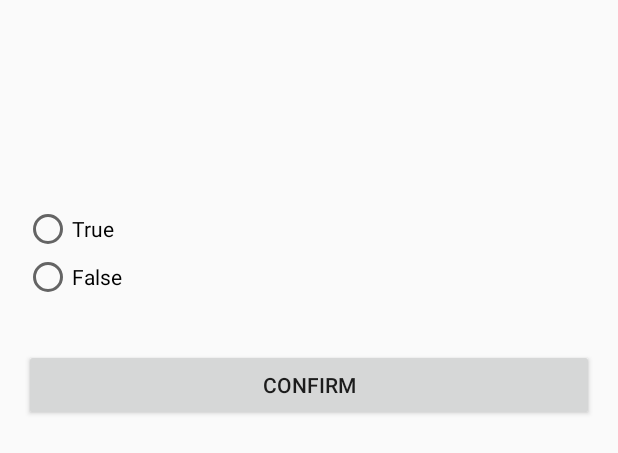
After one commit to harry520/code-challenge, an Android app: the layout view_pager_row.xml on its own in the app's theme, with its tools: preview values and no code run, on a phone screen of 412 x 824 dp. The commit adds this screen. Shown: the top 453 px of the screen. Run offline under Robolectric (Android 15) with nearby library versions, the phone set to English and light mode, and no system bars; network calls fail.

Commit message:
Initial Commit

```diff
--- a/app/build.gradle
+++ b/app/build.gradle
@@ -23,6 +23,8 @@ dependencies {
     implementation fileTree(dir: 'libs', include: ['*.jar'])
     implementation 'androidx.appcompat:appcompat:1.0.2'
     implementation 'androidx.constraintlayout:constraintlayout:1.1.3'
+    implementation 'androidx.legacy:legacy-support-v4:1.0.0'
+    implementation 'com.android.volley:volley:1.1.1'
     testImplementation 'junit:junit:4.12'
     androidTestImplementation 'androidx.test:runner:1.2.0'
     androidTestImplementation 'androidx.test.espresso:espresso-core:3.2.0'
--- a/app/src/main/AndroidManifest.xml
+++ b/app/src/main/AndroidManifest.xml
@@ -1,6 +1,8 @@
 <?xml version="1.0" encoding="utf-8"?>
 <manifest xmlns:android="http://schemas.android.com/apk/res/android"
 	package="com.example.luckydayandroidtriviagamechallenge">
+
+	<uses-permission android:name="android.permission.INTERNET" />
 
 	<application
 		android:allowBackup="true"
@@ -9,7 +11,9 @@
 		android:roundIcon="@mipmap/ic_launcher_round"
 		android:supportsRtl="true"
 		android:theme="@style/AppTheme">
-		<activity android:name=".MainActivity">
+		<activity
+			android:name=".MainActivity"
+			android:screenOrientation="portrait">
 			<intent-filter>
 				<action android:name="android.intent.action.MAIN" />
 
--- /dev/null
+++ b/app/src/main/res/layout/view_pager_row.xml
@@ -0,0 +1,63 @@
+<?xml version="1.0" encoding="utf-8"?>
+<LinearLayout xmlns:android="http://schemas.android.com/apk/res/android"
+	android:id="@+id/view_pager_row"
+	android:layout_width="match_parent"
+	android:layout_height="match_parent"
+	android:orientation="vertical">
+
+	<TextView
+		android:id="@+id/text_title"
+		android:layout_width="wrap_content"
+		android:layout_height="wrap_content"
+		android:layout_gravity="center"
+		android:layout_marginTop="50dp"
+		android:text="Welcome to Lucky Day Trivia Game"
+		android:textSize="20sp"
+		android:textStyle="bold"
+		android:visibility="invisible" />
+
+	<TextView
+		android:id="@+id/text_view_question"
+		android:layout_width="match_parent"
+		android:layout_height="wrap_content"
+		android:layout_gravity="center"
+		android:layout_margin="16dp"
+		android:textColor="@android:color/black"
+		android:textSize="20sp" />
+
+	<RadioGroup
+		android:id="@+id/radio_group"
+		android:layout_width="wrap_content"
+		android:layout_height="wrap_content"
+		android:layout_marginStart="16dp"
+		android:layout_marginBottom="16dp">
+
+		<RadioButton
+			android:id="@+id/radio_button_true"
+			android:layout_width="wrap_content"
+			android:layout_height="wrap_content"
+			android:text="True" />
+
+		<RadioButton
+			android:id="@+id/radio_button_false"
+			android:layout_width="wrap_content"
+			android:layout_height="wrap_content"
+			android:text="False" />
+
+	</RadioGroup>
+
+	<Button
+		android:id="@+id/button_confirm_next"
+		android:layout_width="match_parent"
+		android:layout_height="wrap_content"
+		android:layout_margin="16dp"
+		android:text="Confirm" />
+
+	<TextView
+		android:id="@+id/text_result"
+		android:layout_width="wrap_content"
+		android:layout_height="wrap_content"
+		android:layout_marginStart="16dp"
+		android:layout_marginTop="16dp" />
+
+</LinearLayout>
--- a/app/src/main/res/values/strings.xml
+++ b/app/src/main/res/values/strings.xml
@@ -1,3 +1,6 @@
 <resources>
 	<string name="app_name">Lucky Day Android Trivia Game Challenge</string>
+
+	<!-- TODO: Remove or change this placeholder text -->
+	<string name="hello_blank_fragment">Hello blank fragment</string>
 </resources>
--- a/app/src/main/res/values/styles.xml
+++ b/app/src/main/res/values/styles.xml
@@ -1,7 +1,7 @@
 <resources>
 
 	<!-- Base application theme. -->
-	<style name="AppTheme" parent="Theme.AppCompat.Light.DarkActionBar">
+	<style name="AppTheme" parent="Theme.AppCompat.Light.NoActionBar">
 		<!-- Customize your theme here. -->
 		<item name="colorPrimary">@color/colorPrimary</item>
 		<item name="colorPrimaryDark">@color/colorPrimaryDark</item>
```
Also changed, not shown: app/src/main/java/com/example/luckydayandroidtriviagamechallenge/MainActivity.java (+69 -1 lines), app/src/main/java/com/example/luckydayandroidtriviagamechallenge/OpenTriviaDBResponse.java (added, +34 -0 lines), app/src/main/java/com/example/luckydayandroidtriviagamechallenge/Result.java (added, +83 -0 lines), app/src/main/java/com/example/luckydayandroidtriviagamechallenge/ViewPagerAdapter.java (added, +89 -0 lines), app/src/main/res/layout/activity_main.xml (+9 -10 lines).
